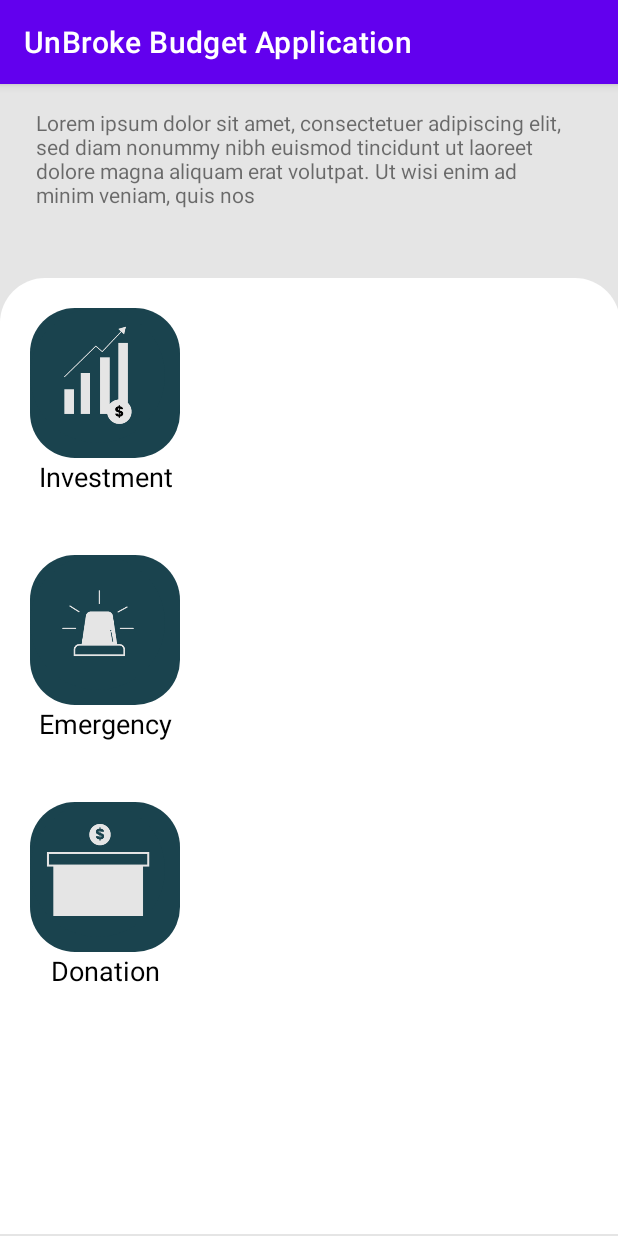
After one commit to aidil576/UnbrokeBudgetApp, an Android app: the fragment savingTips shown on its own in the app's theme, on a phone screen of 412 x 824 dp. The commit adds this screen. Run offline under Robolectric (Android 15) with nearby library versions, the phone set to English and light mode, and no system bars.

Commit message:
Update on Saving Tip Fragment

```diff
--- /dev/null
+++ b/app/src/main/java/com/example/unbrokebudgetapplication/savingTips.java
@@ -0,0 +1,64 @@
+package com.example.unbrokebudgetapplication;
+
+import android.os.Bundle;
+
+import androidx.fragment.app.Fragment;
+
+import android.view.LayoutInflater;
+import android.view.View;
+import android.view.ViewGroup;
+
+/**
+ * A simple {@link Fragment} subclass.
+ * Use the {@link savingTips#newInstance} factory method to
+ * create an instance of this fragment.
+ */
+public class savingTips extends Fragment {
+
+    // TODO: Rename parameter arguments, choose names that match
+    // the fragment initialization parameters, e.g. ARG_ITEM_NUMBER
+    private static final String ARG_PARAM1 = "param1";
+    private static final String ARG_PARAM2 = "param2";
+
+    // TODO: Rename and change types of parameters
+    private String mParam1;
+    private String mParam2;
+
+    public savingTips() {
+        // Required empty public constructor
+    }
+
+    /**
+     * Use this factory method to create a new instance of
+     * this fragment using the provided parameters.
+     *
+     * @param param1 Parameter 1.
+     * @param param2 Parameter 2.
+     * @return A new instance of fragment savingTips.
+     */
+    // TODO: Rename and change types and number of parameters
+    public static savingTips newInstance(String param1, String param2) {
+        savingTips fragment = new savingTips();
+        Bundle args = new Bundle();
+        args.putString(ARG_PARAM1, param1);
+        args.putString(ARG_PARAM2, param2);
+        fragment.setArguments(args);
+        return fragment;
+    }
+
+    @Override
+    public void onCreate(Bundle savedInstanceState) {
+        super.onCreate(savedInstanceState);
+        if (getArguments() != null) {
+            mParam1 = getArguments().getString(ARG_PARAM1);
+            mParam2 = getArguments().getString(ARG_PARAM2);
+        }
+    }
+
+    @Override
+    public View onCreateView(LayoutInflater inflater, ViewGroup container,
+                             Bundle savedInstanceState) {
+        // Inflate the layout for this fragment
+        return inflater.inflate(R.layout.fragment_saving_tips, container, false);
+    }
+}
--- /dev/null
+++ b/app/src/main/res/drawable/circle_white.xml
@@ -0,0 +1,8 @@
+<?xml version="1.0" encoding="utf-8"?>
+<selector xmlns:android="http://schemas.android.com/apk/res/android">
+<item>
+    <shape android:shape="oval">
+        <solid android:color="#1a434e"/>
+    </shape>
+</item>
+</selector>
--- /dev/null
+++ b/app/src/main/res/drawable/rounded_rectangle_green.xml
@@ -0,0 +1,9 @@
+<?xml version="1.0" encoding="utf-8"?>
+<selector xmlns:android="http://schemas.android.com/apk/res/android">
+<item>
+    <shape android:shape="rectangle">
+    <solid android:color="#1A434E"/>
+        <corners android:radius="30dp"/>
+    </shape>
+</item>
+</selector>
--- /dev/null
+++ b/app/src/main/res/drawable/slide_rounded_rectangle_white.xml
@@ -0,0 +1,9 @@
+<?xml version="1.0" encoding="utf-8"?>
+<selector xmlns:android="http://schemas.android.com/apk/res/android">
+<item>
+    <shape android:shape="rectangle">
+        <solid android:color="#FFFFFF"/>
+        <corners android:topLeftRadius="30dp" android:topRightRadius="30dp"/>
+    </shape>
+</item>
+</selector>
--- /dev/null
+++ b/app/src/main/res/layout/fragment_saving_tips.xml
@@ -0,0 +1,195 @@
+<?xml version="1.0" encoding="utf-8"?>
+<androidx.constraintlayout.widget.ConstraintLayout xmlns:android="http://schemas.android.com/apk/res/android"
+    xmlns:app="http://schemas.android.com/apk/res-auto"
+    xmlns:tools="http://schemas.android.com/tools"
+    android:id="@+id/Background"
+    android:layout_width="match_parent"
+    android:layout_height="match_parent"
+    android:background="#E5E5E5"
+    tools:context=".savingTips">
+
+    <!-- TODO: Update blank fragment layout -->
+
+    <TextView
+        android:id="@+id/savingTipID"
+        android:layout_width="221dp"
+        android:layout_height="57dp"
+        android:layout_marginEnd="148dp"
+        android:layout_marginBottom="760dp"
+        android:text="@string/saving_tip"
+        android:textSize="20sp"
+        app:layout_constraintBottom_toBottomOf="parent"
+        app:layout_constraintEnd_toEndOf="parent" />
+
+    <TextView
+        android:id="@+id/contentTip"
+        android:layout_width="357dp"
+        android:layout_height="77dp"
+        android:layout_marginStart="24dp"
+        android:layout_marginTop="8dp"
+        android:text="Lorem ipsum dolor sit amet, consectetuer adipiscing elit, sed diam nonummy nibh euismod tincidunt ut laoreet dolore magna aliquam erat volutpat. Ut wisi enim ad minim veniam, quis nos"
+        app:layout_constraintStart_toStartOf="parent"
+        app:layout_constraintTop_toBottomOf="@+id/savingTipID" />
+
+    <androidx.constraintlayout.widget.ConstraintLayout
+        android:layout_width="413dp"
+        android:layout_height="637dp"
+        android:layout_marginTop="36dp"
+        android:background="@drawable/slide_rounded_rectangle_white"
+        app:layout_constraintStart_toStartOf="parent"
+        app:layout_constraintTop_toBottomOf="@+id/contentTip">
+
+        <TableLayout
+            android:layout_width="413dp"
+            android:layout_height="512dp"
+            tools:layout_editor_absoluteX="0dp"
+            tools:layout_editor_absoluteY="72dp">
+
+            <TableRow
+                android:id="@+id/RowInvest"
+                android:layout_width="match_parent"
+                android:layout_height="match_parent">
+
+                <LinearLayout
+                    android:layout_width="match_parent"
+                    android:layout_height="wrap_content"
+                    android:layout_margin="20sp"
+                    android:orientation="vertical">
+
+                    <androidx.constraintlayout.widget.ConstraintLayout
+                        android:layout_width="100dp"
+                        android:layout_height="100dp"
+                        android:background="@drawable/rounded_rectangle_green">
+
+                        <ImageView
+                            android:id="@+id/circle"
+                            android:layout_width="90dp"
+                            android:layout_height="90dp"
+                            android:layout_margin="8dp"
+                            android:src="@drawable/circle_white"
+                            tools:layout_editor_absoluteX="5dp"
+                            tools:layout_editor_absoluteY="5dp" />
+
+                        <ImageView
+                            android:id="@+id/iconinvest"
+                            android:layout_width="80dp"
+                            android:layout_height="80dp"
+                            android:src="@drawable/iconInvestment2"
+                            app:layout_constraintBottom_toBottomOf="@+id/circle"
+                            app:layout_constraintEnd_toEndOf="@+id/circle"
+                            app:layout_constraintStart_toStartOf="@+id/circle"
+                            app:layout_constraintTop_toTopOf="@+id/circle" />
+
+                    </androidx.constraintlayout.widget.ConstraintLayout>
+
+                    <TextView
+                        android:id="@+id/textView2"
+                        android:layout_width="match_parent"
+                        android:layout_height="wrap_content"
+                        android:text="Investment"
+                        android:textAlignment="center"
+                        android:textColor="@color/black"
+                        android:textSize="18sp" />
+                </LinearLayout>
+            </TableRow>
+
+            <TableRow
+                android:id="@+id/RowEmergency"
+                android:layout_width="match_parent"
+                android:layout_height="match_parent">
+
+                <LinearLayout
+                    android:layout_width="match_parent"
+                    android:layout_height="wrap_content"
+                    android:layout_margin="20sp"
+                    android:orientation="vertical">
+
+                    <androidx.constraintlayout.widget.ConstraintLayout
+                        android:layout_width="100dp"
+                        android:layout_height="100dp"
+                        android:background="@drawable/rounded_rectangle_green">
+
+                        <ImageView
+                            android:id="@+id/circle"
+                            android:layout_width="90dp"
+                            android:layout_height="90dp"
+                            android:layout_margin="8dp"
+                            android:src="@drawable/circle_white"
+                            tools:layout_editor_absoluteX="5dp"
+                            tools:layout_editor_absoluteY="5dp" />
+
+                        <ImageView
+                            android:id="@+id/iconemergency"
+                            android:layout_width="80dp"
+                            android:layout_height="80dp"
+                            android:src="@drawable/iconEmergency"
+                            app:layout_constraintBottom_toBottomOf="@+id/circle"
+                            app:layout_constraintEnd_toEndOf="@+id/circle"
+                            app:layout_constraintStart_toStartOf="@+id/circle"
+                            app:layout_constraintTop_toTopOf="@+id/circle" />
+
+                    </androidx.constraintlayout.widget.ConstraintLayout>
+
+                    <TextView
+                        android:id="@+id/textView2"
+                        android:layout_width="match_parent"
+                        android:layout_height="wrap_content"
+                        android:text="Emergency"
+                        android:textAlignment="center"
+                        android:textColor="@color/black"
+                        android:textSize="18sp" />
+                </LinearLayout>
+            </TableRow>
+
+            <TableRow
+                android:id="@+id/RowDonation"
+                android:layout_width="match_parent"
+                android:layout_height="match_parent">
+
+                <LinearLayout
+                    android:layout_width="match_parent"
+                    android:layout_height="wrap_content"
+                    android:layout_margin="20sp"
+                    android:orientation="vertical">
+
+                    <androidx.constraintlayout.widget.ConstraintLayout
+                        android:layout_width="100dp"
+                        android:layout_height="100dp"
+                        android:background="@drawable/rounded_rectangle_green">
+
+                        <ImageView
+                            android:id="@+id/circle"
+                            android:layout_width="90dp"
+                            android:layout_height="90dp"
+                            android:layout_margin="8dp"
+                            android:src="@drawable/circle_white"
+                            tools:layout_editor_absoluteX="5dp"
+                            tools:layout_editor_absoluteY="5dp" />
+
+                        <ImageView
+                            android:id="@+id/icondonation"
+                            android:layout_width="80dp"
+                            android:layout_height="80dp"
+                            android:src="@drawable/iconDonation"
+                            app:layout_constraintBottom_toBottomOf="@+id/circle"
+                            app:layout_constraintEnd_toEndOf="@+id/circle"
+                            app:layout_constraintStart_toStartOf="@+id/circle"
+                            app:layout_constraintTop_toTopOf="@+id/circle" />
+
+                    </androidx.constraintlayout.widget.ConstraintLayout>
+
+                    <TextView
+                        android:id="@+id/textView2"
+                        android:layout_width="match_parent"
+                        android:layout_height="wrap_content"
+                        android:text="Donation"
+                        android:textAlignment="center"
+                        android:textColor="@color/black"
+                        android:textSize="18sp" />
+                </LinearLayout>
+            </TableRow>
+
+        </TableLayout>
+    </androidx.constraintlayout.widget.ConstraintLayout>
+
+</androidx.constraintlayout.widget.ConstraintLayout>
--- a/app/src/main/res/values/strings.xml
+++ b/app/src/main/res/values/strings.xml
@@ -9,4 +9,6 @@
 
     <string name="hello_first_fragment">Hello first fragment</string>
     <string name="hello_second_fragment">Hello second fragment. Arg: %1$s</string>
+    <!-- TODO: Remove or change this placeholder text -->
+    <string name="saving_tip">Saving Tip</string>
 </resources>
```
Also changed, not shown: app/src/main/res/drawable/iconDonation.png (added), app/src/main/res/drawable/iconEmergency.png (added), app/src/main/res/drawable/iconInvestment.png (added), app/src/main/res/drawable/iconInvestment2.png (added), app/src/main/res/drawable/roundedRectWhite.png (added).
